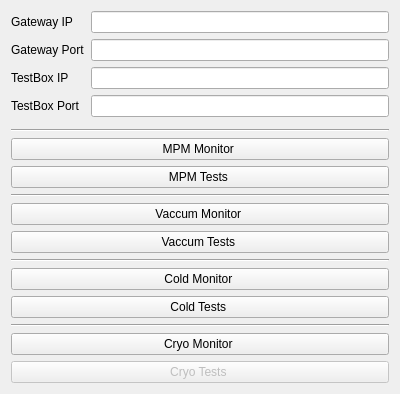
Old version of the form ui/mainMenu.ui in the repository lsst-camera-dh/lsstPLCsTestBox.
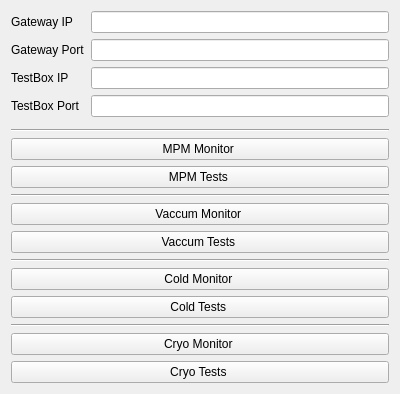
New version of the form. Custom widgets are drawn as their Qt base class.

```diff
--- a/ui/mainMenu.ui
+++ b/ui/mainMenu.ui
@@ -239,7 +239,7 @@
    <item>
     <widget class="PyDMShellCommand" name="PyDMShellCommand_8">
      <property name="enabled">
-      <bool>false</bool>
+      <bool>true</bool>
      </property>
      <property name="toolTip">
       <string/>
```
